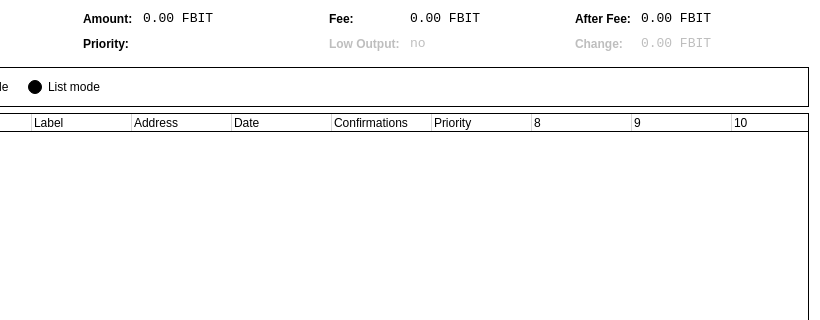
Before: the Qt Designer form src/qt/forms/coincontroldialog.ui in filebit/FileBit, drawn with Qt 5; both pictures show x 180 to 1000 and y 0 to 320 of the 1000 by 500 pixel window.
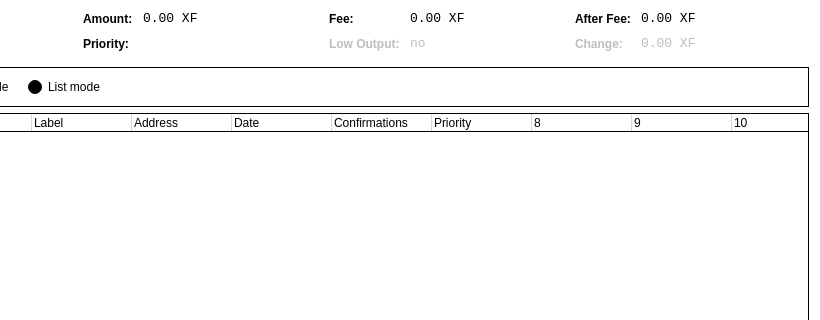
After: the same form once the commit is applied. Custom widgets are drawn as their Qt base class.

Commit message: FBIT - XF

```diff
--- a/src/qt/forms/coincontroldialog.ui
+++ b/src/qt/forms/coincontroldialog.ui
@@ -144,7 +144,7 @@
           <enum>Qt::ActionsContextMenu</enum>
          </property>
          <property name="text">
-          <string notr="true">0.00 FBIT</string>
+          <string notr="true">0.00 XF</string>
          </property>
          <property name="textInteractionFlags">
           <set>Qt::LinksAccessibleByMouse|Qt::TextSelectableByKeyboard|Qt::TextSelectableByMouse</set>
@@ -224,7 +224,7 @@
           <enum>Qt::ActionsContextMenu</enum>
          </property>
          <property name="text">
-          <string notr="true">0.00 FBIT</string>
+          <string notr="true">0.00 XF</string>
          </property>
          <property name="textInteractionFlags">
           <set>Qt::LinksAccessibleByMouse|Qt::TextSelectableByKeyboard|Qt::TextSelectableByMouse</set>
@@ -310,7 +310,7 @@
           <enum>Qt::ActionsContextMenu</enum>
          </property>
          <property name="text">
-          <string notr="true">0.00 FBIT</string>
+          <string notr="true">0.00 XF</string>
          </property>
          <property name="textInteractionFlags">
           <set>Qt::LinksAccessibleByMouse|Qt::TextSelectableByKeyboard|Qt::TextSelectableByMouse</set>
@@ -348,7 +348,7 @@
           <enum>Qt::ActionsContextMenu</enum>
          </property>
          <property name="text">
-          <string notr="true">0.00 FBIT</string>
+          <string notr="true">0.00 XF</string>
          </property>
          <property name="textInteractionFlags">
           <set>Qt::LinksAccessibleByMouse|Qt::TextSelectableByKeyboard|Qt::TextSelectableByMouse</set>
```
The commit also changes 52 other files.
